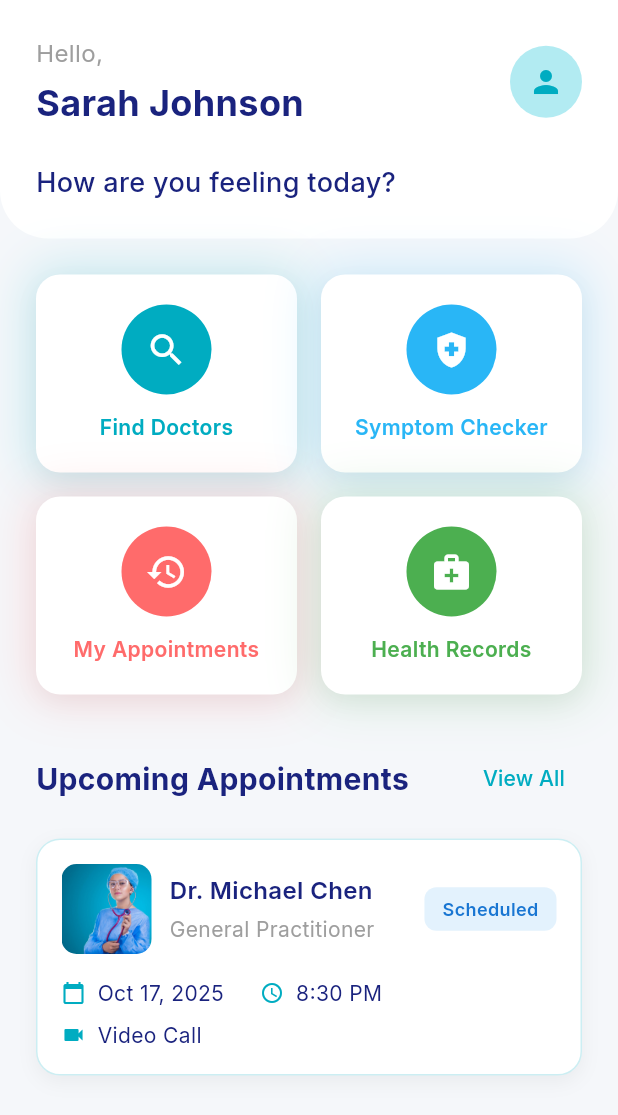
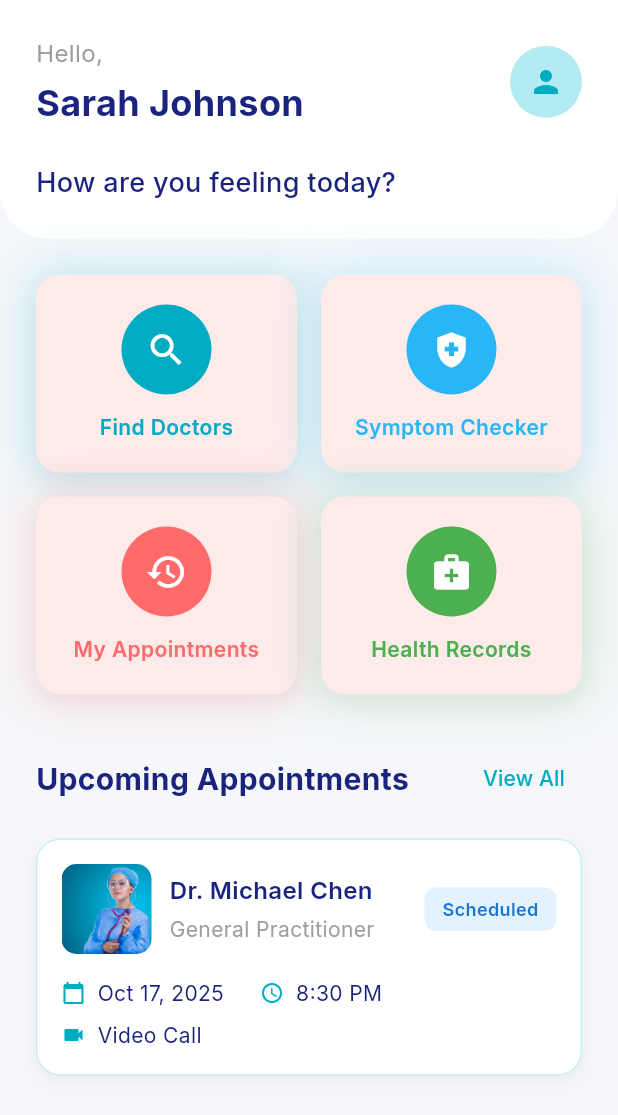
Before and after one commit to Mmckelve45/CarePilot, a Flutter app: the screen it shows after launch, on a phone screen of 412 x 824 dp. Shown: the top 1115 px of the screen. Run offline on Flutter 3.47's test engine with Material 3 defaults, Android fonts, the phone set to English and light mode, and no system bars; our stand-ins replace google_fonts, shared_preferences; accounts and stored records are empty.

Commit message:
changed color to red

```diff
--- a/lib/screens/home_page.dart
+++ b/lib/screens/home_page.dart
@@ -186,7 +186,7 @@ class QuickActionCard extends StatelessWidget {
       child: Container(
         padding: const EdgeInsets.all(20),
         decoration: BoxDecoration(
-          color: Colors.white,
+          color: const Color.fromARGB(255, 253, 235, 234),
           borderRadius: BorderRadius.circular(16),
           boxShadow: [
             BoxShadow(
```
